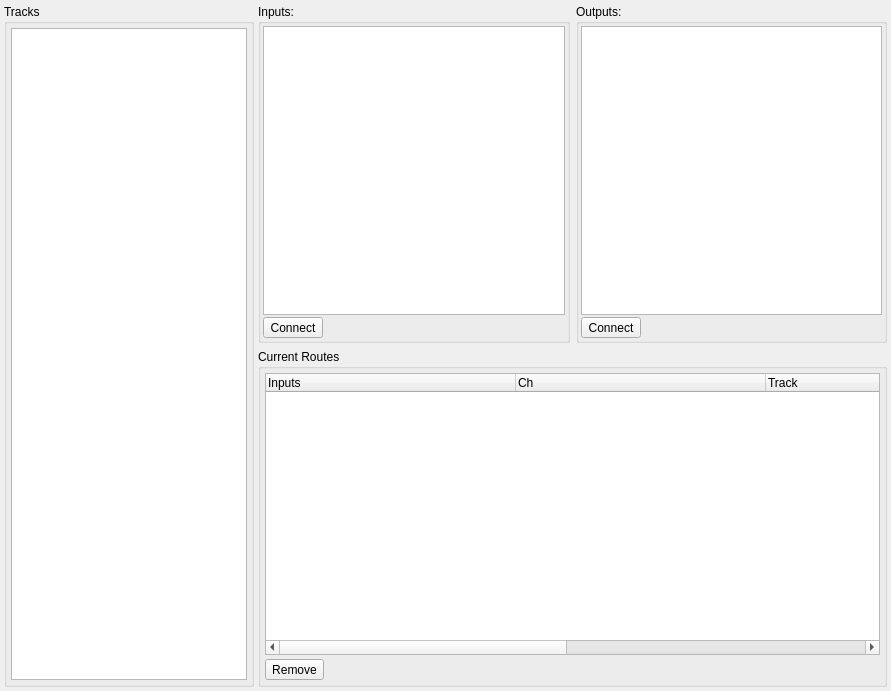
This is oom/mixer/routedialogbase.ui in ccherrett/oom as Qt 5 draws it before an edit. The edited form follows.
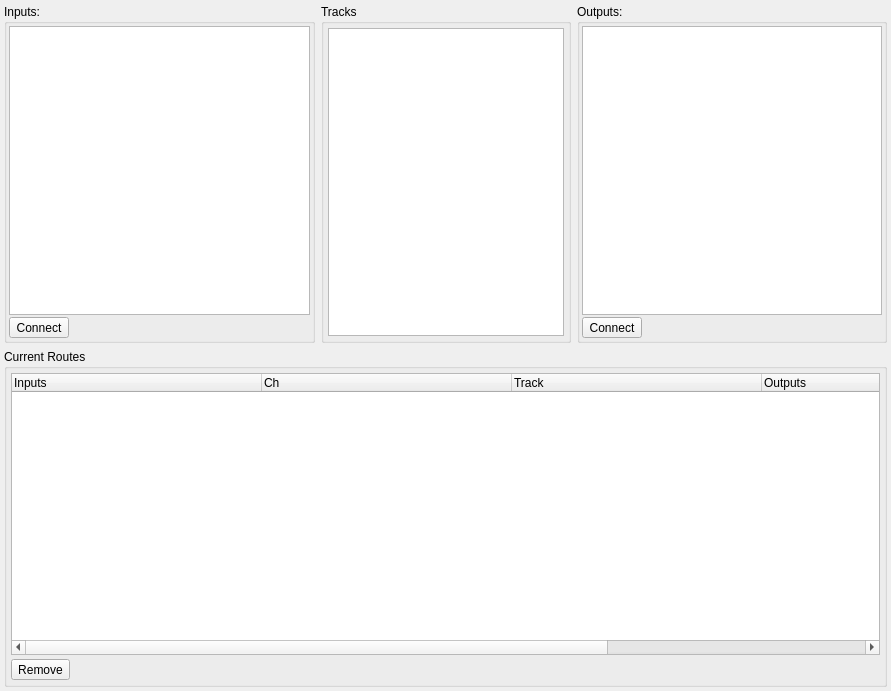
This is the edited form.

Commit message: new routing layout

Patch:
```diff
--- a/oom/mixer/routedialogbase.ui
+++ b/oom/mixer/routedialogbase.ui
@@ -19,71 +19,13 @@
   <property name="windowTitle">
    <string>OOMidi: Audio Routing Manager</string>
   </property>
-  <layout class="QHBoxLayout" name="horizontalLayout" stretch="0,1">
+  <layout class="QHBoxLayout" name="horizontalLayout" stretch="1">
    <property name="spacing">
     <number>4</number>
    </property>
    <property name="margin">
     <number>4</number>
    </property>
-   <item>
-    <widget class="QGroupBox" name="groupBox">
-     <property name="sizePolicy">
-      <sizepolicy hsizetype="MinimumExpanding" vsizetype="Preferred">
-       <horstretch>0</horstretch>
-       <verstretch>0</verstretch>
-      </sizepolicy>
-     </property>
-     <property name="minimumSize">
-      <size>
-       <width>100</width>
-       <height>100</height>
-      </size>
-     </property>
-     <property name="maximumSize">
-      <size>
-       <width>250</width>
-       <height>16777215</height>
-      </size>
-     </property>
-     <property name="title">
-      <string>Tracks</string>
-     </property>
-     <layout class="QVBoxLayout" name="verticalLayout_2">
-      <property name="spacing">
-       <number>4</number>
-      </property>
-      <property name="margin">
-       <number>4</number>
-      </property>
-      <item>
-       <widget class="QListWidget" name="tracksList">
-        <property name="editTriggers">
-         <set>QAbstractItemView::NoEditTriggers</set>
-        </property>
-        <property name="alternatingRowColors">
-         <bool>true</bool>
-        </property>
-        <property name="selectionBehavior">
-         <enum>QAbstractItemView::SelectRows</enum>
-        </property>
-        <property name="textElideMode">
-         <enum>Qt::ElideNone</enum>
-        </property>
-        <property name="horizontalScrollMode">
-         <enum>QAbstractItemView::ScrollPerPixel</enum>
-        </property>
-        <property name="selectionRectVisible">
-         <bool>true</bool>
-        </property>
-        <property name="sortingEnabled">
-         <bool>true</bool>
-        </property>
-       </widget>
-      </item>
-     </layout>
-    </widget>
-   </item>
    <item>
     <layout class="QVBoxLayout" name="verticalLayout">
      <property name="topMargin">
@@ -153,6 +95,64 @@
          </layout>
         </widget>
        </item>
+       <item>
+        <widget class="QGroupBox" name="groupBox">
+         <property name="sizePolicy">
+          <sizepolicy hsizetype="MinimumExpanding" vsizetype="Preferred">
+           <horstretch>0</horstretch>
+           <verstretch>0</verstretch>
+          </sizepolicy>
+         </property>
+         <property name="minimumSize">
+          <size>
+           <width>100</width>
+           <height>100</height>
+          </size>
+         </property>
+         <property name="maximumSize">
+          <size>
+           <width>250</width>
+           <height>16777215</height>
+          </size>
+         </property>
+         <property name="title">
+          <string>Tracks</string>
+         </property>
+         <layout class="QVBoxLayout" name="verticalLayout_2">
+          <property name="spacing">
+           <number>4</number>
+          </property>
+          <property name="margin">
+           <number>4</number>
+          </property>
+          <item>
+           <widget class="QListWidget" name="tracksList">
+            <property name="editTriggers">
+             <set>QAbstractItemView::NoEditTriggers</set>
+            </property>
+            <property name="alternatingRowColors">
+             <bool>true</bool>
+            </property>
+            <property name="selectionBehavior">
+             <enum>QAbstractItemView::SelectRows</enum>
+            </property>
+            <property name="textElideMode">
+             <enum>Qt::ElideNone</enum>
+            </property>
+            <property name="horizontalScrollMode">
+             <enum>QAbstractItemView::ScrollPerPixel</enum>
+            </property>
+            <property name="selectionRectVisible">
+             <bool>true</bool>
+            </property>
+            <property name="sortingEnabled">
+             <bool>true</bool>
+            </property>
+           </widget>
+          </item>
+         </layout>
+        </widget>
+       </item>
        <item>
         <widget class="QGroupBox" name="groupBox3">
          <property name="sizePolicy">
```
Left out of the diff: 6 changed lines with no effect on the pictures.
